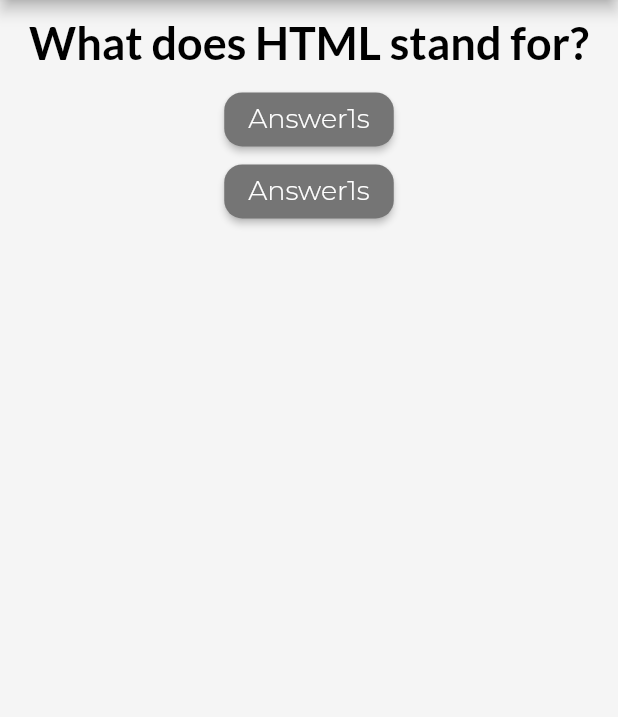
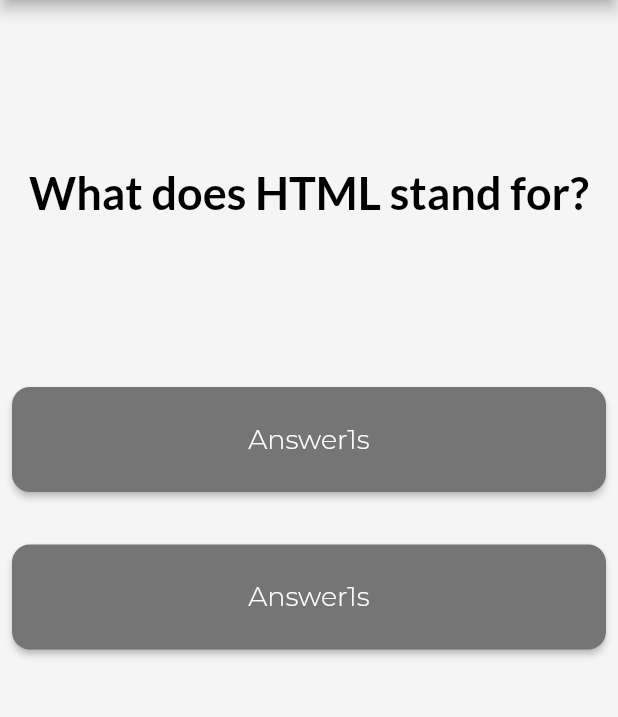
Before and after one commit to stha-nikhil/flutter-rnd, a Flutter app: the screen it shows after launch, on a phone screen of 412 x 824 dp, the part 84-801 px from its top. Run offline on Flutter 3.47's test engine with Material 2 defaults, Android fonts, the phone set to English and light mode, and no system bars; our stand-ins replace dio, easy_localization, flutter_form_builder, form_builder_validators, shared_preferences, sizer; accounts and stored records are empty.

```diff
--- a/lib/main.dart
+++ b/lib/main.dart
@@ -23,7 +23,6 @@ class _MyAppState extends State<MyApp> {
         _questionIndex = 0;
       }
     });
-
   }
 
   @override
@@ -43,9 +42,27 @@ class _MyAppState extends State<MyApp> {
         ),
         body: Column(
           children: [
-            Question(questions[_questionIndex]),
-            Answer(_answer),
-            Answer(_answer),
+            SizedBox(
+              height: 100,
+            ),
+            SizedBox(
+                height: 150,
+                child: Question(
+                  questions[_questionIndex],
+                )),
+            Expanded(
+              child: ListView.separated(
+                padding: const EdgeInsets.all(8),
+                itemCount: 2,
+                itemBuilder: (context, int index) {
+                  return Answer(_answer);
+                },
+                separatorBuilder: (BuildContext context, int index) =>
+                    const SizedBox(
+                  height: 35,
+                ),
+              ),
+            ),
           ],
         ),
       ),
--- a/lib/style.dart
+++ b/lib/style.dart
@@ -31,8 +31,12 @@ const answerTextStyle = TextStyle(
 final elevatedButtonStyle = ElevatedButtonThemeData(
   style: ButtonStyle(
     backgroundColor: MaterialStateProperty.all(Colors.grey.shade600),
+
     shape: MaterialStateProperty.all(
         RoundedRectangleBorder(borderRadius: BorderRadius.circular(12))),
+    minimumSize: MaterialStateProperty.all(
+      Size.fromHeight(70),
+    )
   ),
 );
 
```
